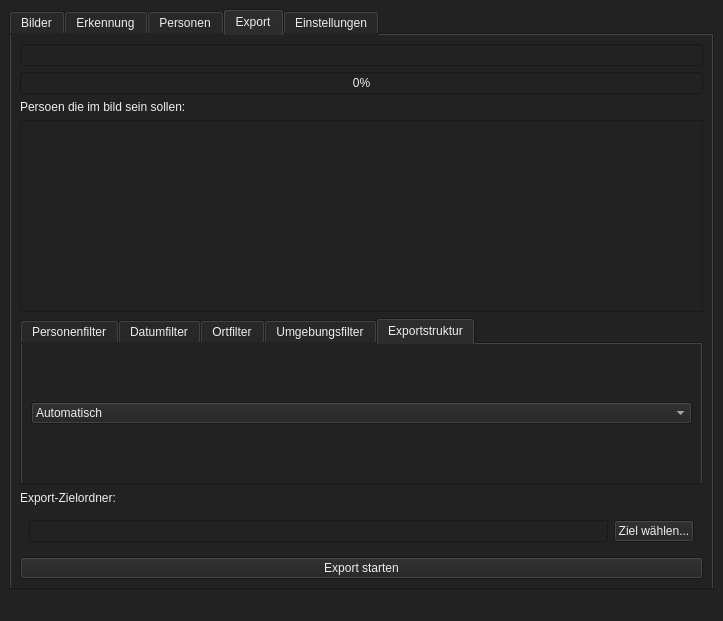
Old version of the form QT-Ui/Main.ui in the repository Beginner2026-de/FaceSort.
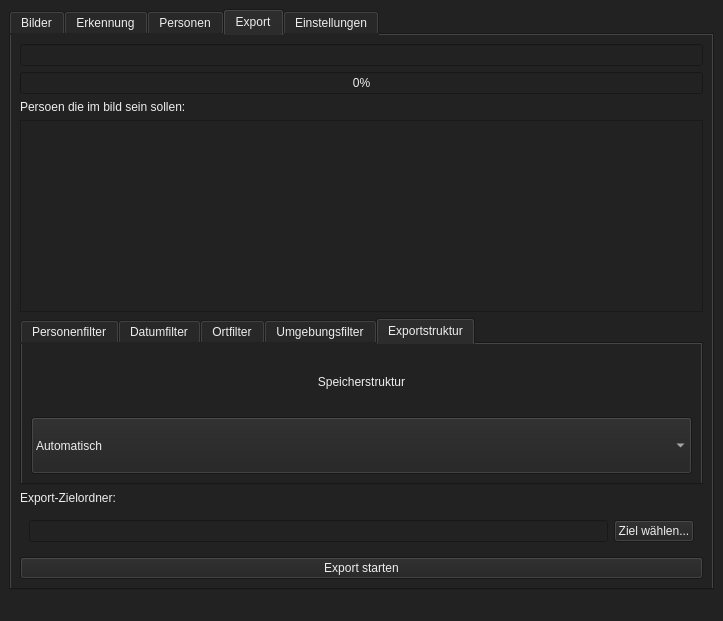
New version of the form. The open tabs and pages were chosen to show the change.

Commit message: setup export tab

Patch:
```diff
--- a/QT-Ui/Main.ui
+++ b/QT-Ui/Main.ui
@@ -889,8 +889,30 @@
             <string>Exportstruktur</string>
            </attribute>
            <layout class="QVBoxLayout" name="verticalLayout_21">
+            <item>
+             <widget class="QLabel" name="label_12">
+              <property name="sizePolicy">
+               <sizepolicy hsizetype="Preferred" vsizetype="Minimum">
+                <horstretch>0</horstretch>
+                <verstretch>0</verstretch>
+               </sizepolicy>
+              </property>
+              <property name="text">
+               <string>Speicherstruktur</string>
+              </property>
+              <property name="alignment">
+               <set>Qt::AlignmentFlag::AlignCenter</set>
+              </property>
+             </widget>
+            </item>
             <item>
              <widget class="QComboBox" name="export_umgebung_comboBox_folder_structure">
+              <property name="sizePolicy">
+               <sizepolicy hsizetype="Preferred" vsizetype="Minimum">
+                <horstretch>0</horstretch>
+                <verstretch>0</verstretch>
+               </sizepolicy>
+              </property>
               <item>
                <property name="text">
                 <string>Automatisch</string>
```
Left out of the diff: 9 changed lines with no effect on the pictures.
